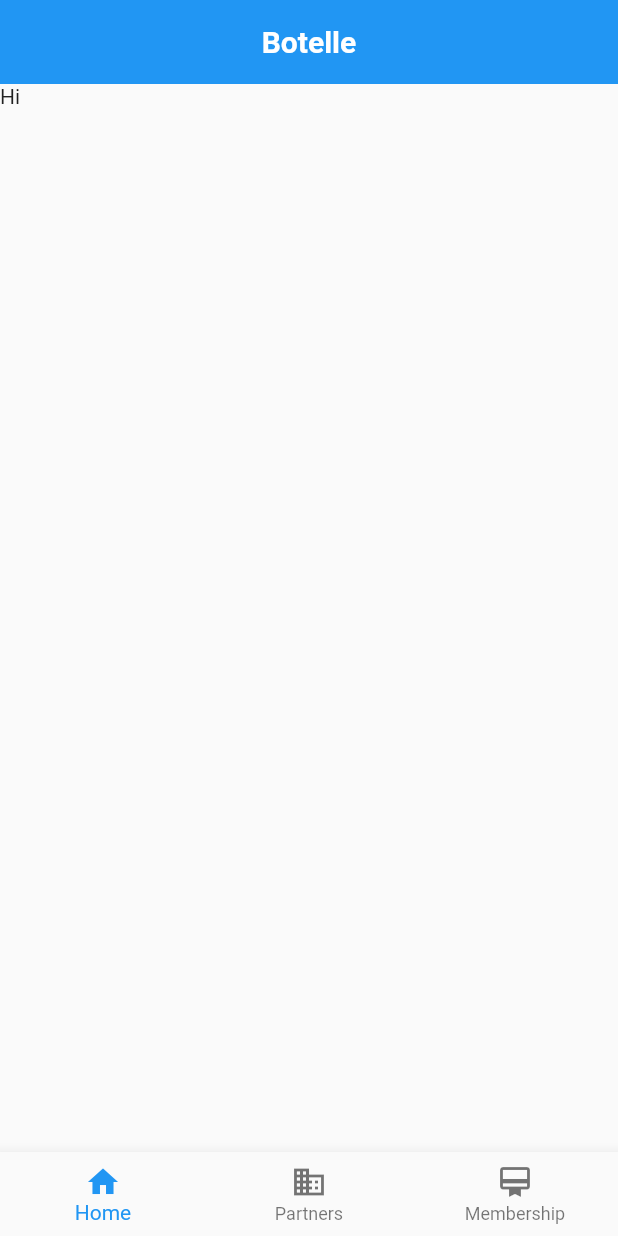
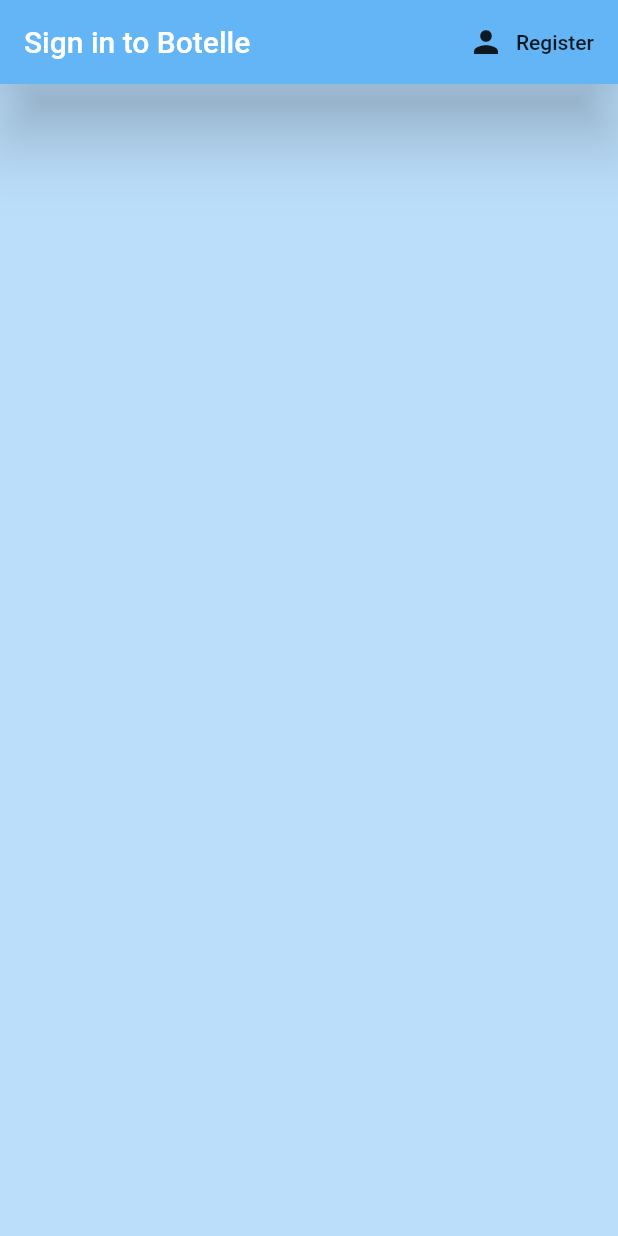
Before and after one commit to reyvb24/Aws-Hackathon, a Flutter app: the screen it shows after launch, on a phone screen of 412 x 824 dp. Run offline on Flutter 3.47's test engine with Material 2 defaults, Android fonts, the light colour scheme and no system bars; our stand-ins replace flutter_spinkit.

Commit message:
add loading and login class

```diff
--- /dev/null
+++ b/botelle/lib/loading.dart
@@ -0,0 +1,13 @@
+import 'package:flutter/material.dart';
+import 'package:flutter_spinkit/flutter_spinkit.dart';
+
+
+class Loading extends StatelessWidget {
+  @override
+  Widget build(BuildContext context) {
+    return Container(
+        color: Colors.blue[100],
+        child:
+            Center(child: SpinKitFadingCircle(color: Colors.blue, size: 50.0)));
+  }
+}
--- /dev/null
+++ b/botelle/lib/login.dart
@@ -0,0 +1,32 @@
+import 'package:flutter/material.dart';
+import 'loading.dart';
+
+class LogIn extends StatefulWidget {
+  @override
+  _LogInState createState() => _LogInState();
+}
+
+class _LogInState extends State<LogIn> {
+  bool loading = false;
+
+  @override
+  Widget build(BuildContext context) {
+    return loading
+        ? Loading()
+        : Scaffold(
+            backgroundColor: Colors.blue[100],
+            appBar: AppBar(
+                backgroundColor: Colors.blue[300],
+                elevation: 20.0,
+                title: Text('Sign in to Botelle'),
+                actions: <Widget>[
+                  FlatButton.icon(
+                      icon: Icon(Icons.person),
+                      label: Text('Register'),
+                      onPressed: () {
+                        // widget.toggleView();
+                      })
+                ]),
+          );
+  }
+}
--- a/botelle/lib/main.dart
+++ b/botelle/lib/main.dart
@@ -1,5 +1,7 @@
 import 'package:flutter/material.dart';
 import 'home.dart';
+import 'loading.dart';
+import 'login.dart';
 
 void main() {
   runApp(Botelle());
@@ -9,7 +11,7 @@ class Botelle extends StatelessWidget {
   Widget build(BuildContext context) {
     return MaterialApp(
       title: "Botelle",
-      home: Home(),
+      home: LogIn(),
     );
   }
 }
--- a/botelle/pubspec.yaml
+++ b/botelle/pubspec.yaml
@@ -28,6 +28,9 @@ dependencies:
   # The following adds the Cupertino Icons font to your application.
   # Use with the CupertinoIcons class for iOS style icons.
   cupertino_icons: ^0.1.3
+  provider: ^4.3.2
+  flutter_spinkit: "^4.1.2"
+  uuid: 2.2.0
 
 dev_dependencies:
   flutter_test:
```
Also changed, not shown: botelle/pubspec.lock.
